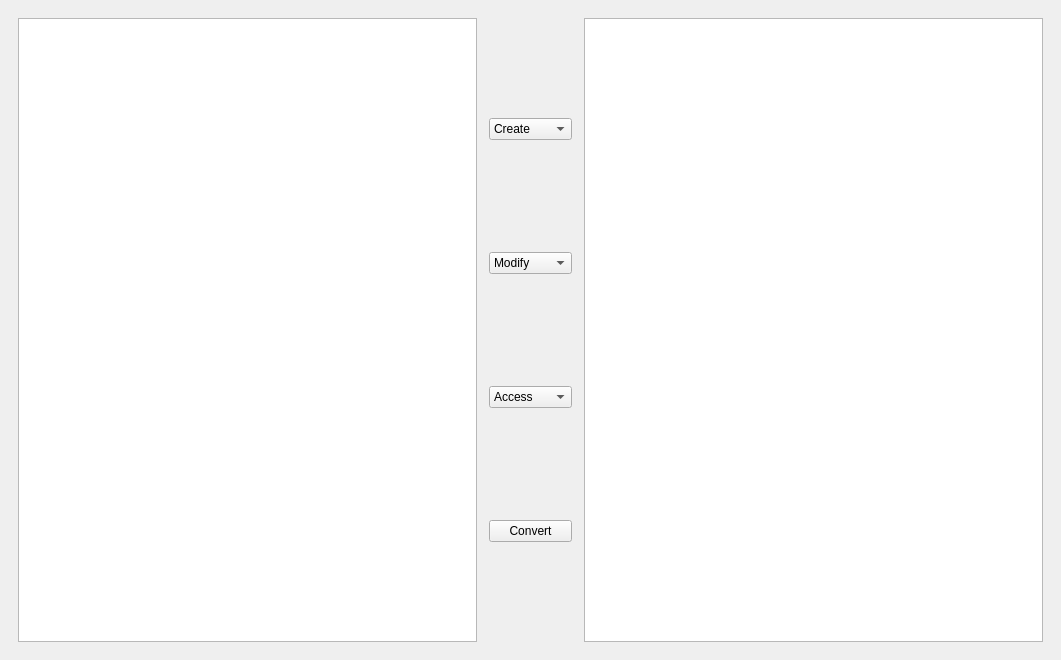
DragonRollGH/Retimer, file mainwindow.ui: the form before one commit.
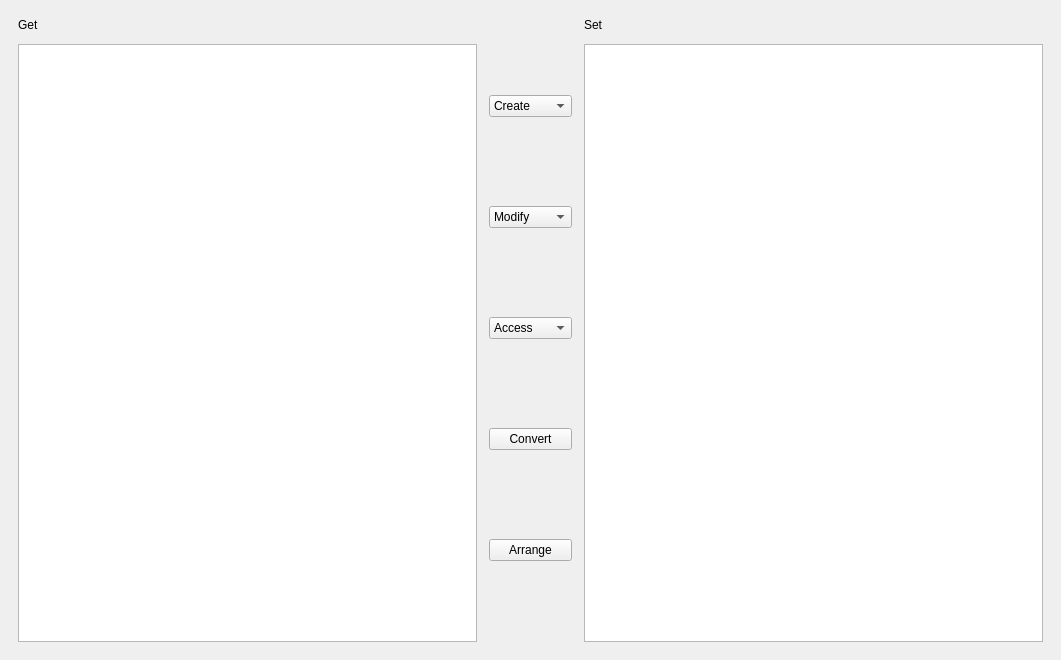
The form after the commit.

Commit message: arrange button

```diff
--- a/mainwindow.ui
+++ b/mainwindow.ui
@@ -43,7 +43,18 @@
      <number>18</number>
     </property>
     <item>
-     <widget class="QTreeView" name="getTree"/>
+     <layout class="QVBoxLayout" name="getLyt">
+      <item>
+       <widget class="QLabel" name="getLbl">
+        <property name="text">
+         <string>Get</string>
+        </property>
+       </widget>
+      </item>
+      <item>
+       <widget class="QTreeView" name="getTree"/>
+      </item>
+     </layout>
     </item>
     <item>
      <layout class="QVBoxLayout" name="vLyt">
@@ -192,10 +203,34 @@
         </property>
        </widget>
       </item>
+      <item>
+       <widget class="QPushButton" name="argBtn">
+        <property name="sizePolicy">
+         <sizepolicy hsizetype="Minimum" vsizetype="Fixed">
+          <horstretch>0</horstretch>
+          <verstretch>0</verstretch>
+         </sizepolicy>
+        </property>
+        <property name="text">
+         <string>Arrange</string>
+        </property>
+       </widget>
+      </item>
      </layout>
     </item>
     <item>
-     <widget class="QTreeView" name="setTree"/>
+     <layout class="QVBoxLayout" name="setLyt">
+      <item>
+       <widget class="QLabel" name="setLbl">
+        <property name="text">
+         <string>Set</string>
+        </property>
+       </widget>
+      </item>
+      <item>
+       <widget class="QTreeView" name="setTree"/>
+      </item>
+     </layout>
     </item>
    </layout>
   </widget>
```
Left out of the diff: 4 changed lines with no effect on the pictures. The commit also changes 2 other files.
